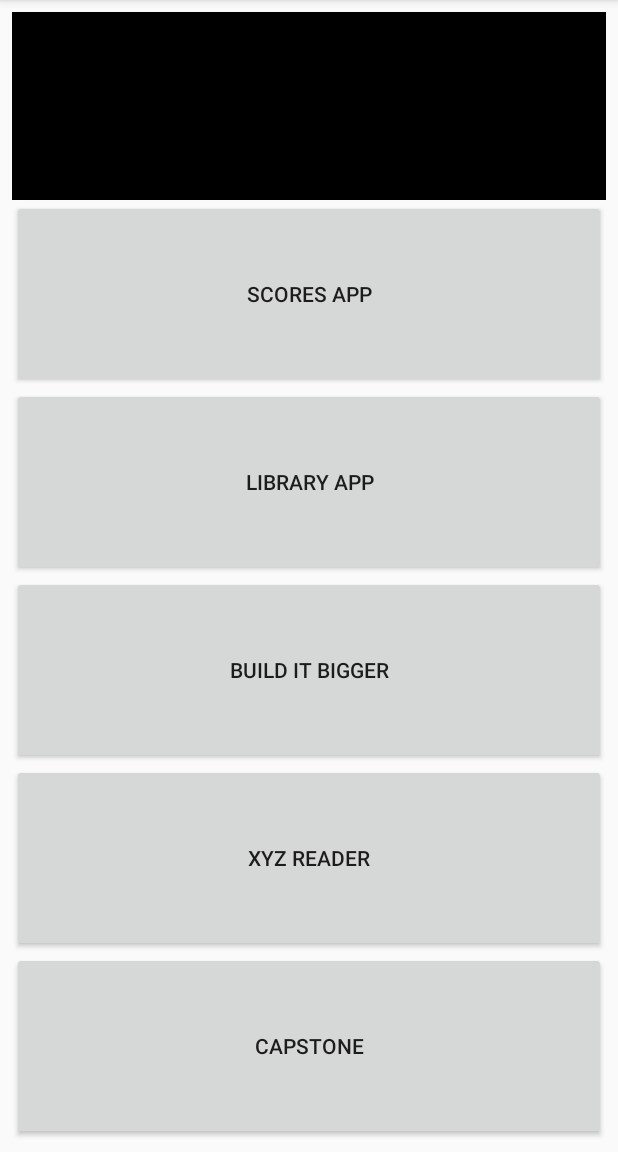
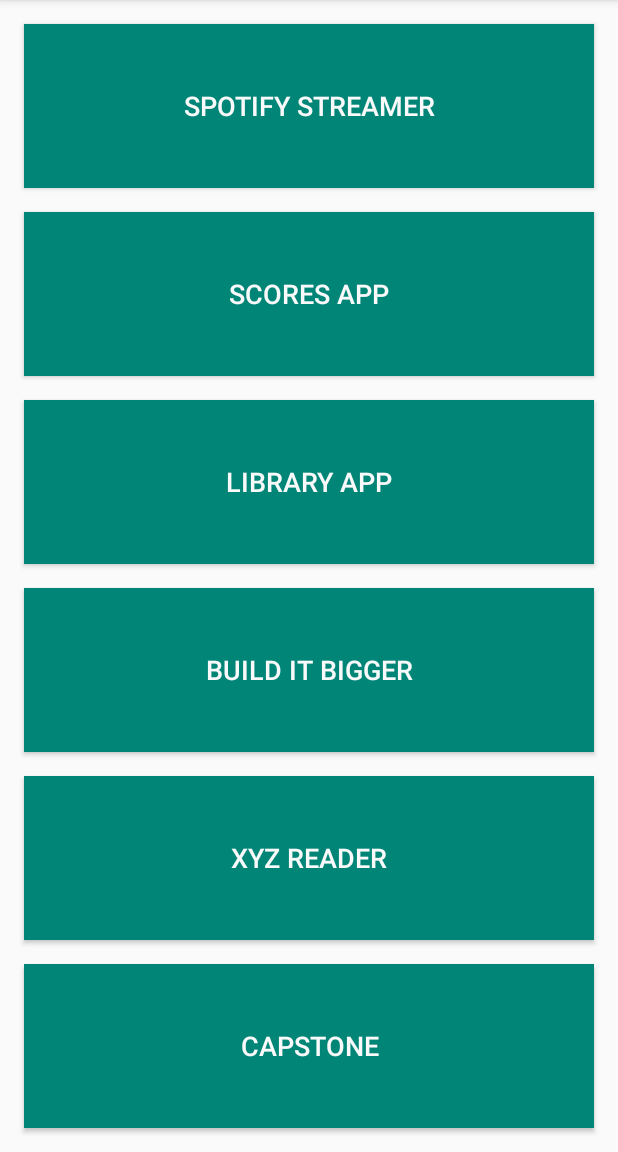
Before and after one commit to MithunArunan/PortfolioApp, an Android app: the screen it shows after launch (MainActivity), on a phone screen of 412 x 824 dp, the part 84-1236 px from its top. Run offline under Robolectric (Android 15) with nearby library versions, the phone set to English and light mode, and no system bars.

Commit message:
added design changes

```diff
--- a/app/src/main/res/layout/activity_main.xml
+++ b/app/src/main/res/layout/activity_main.xml
@@ -9,16 +9,19 @@
     android:paddingTop="@dimen/activity_vertical_margin"
     android:orientation="vertical"
     tools:context="com.craftybyte.portfolioapp.MainActivity">
-
+//Add button styling parameters like font size, font color, background color, on press style..
     <Button
         android:id="@+id/appButtonID1"
         android:layout_height="wrap_content"
         android:layout_width="match_parent"
         android:text="@string/appButtonName1"
         android:textAllCaps="true"
-        android:textAlignment="center"
         android:layout_weight="1"
-        android:background="@color/abc_primary_text_disable_only_material_light"
+        android:background="@color/accent_material_light"
+        android:textColor="@color/background_material_light"
+        android:textSize="@dimen/abc_text_size_medium_material"
+        style="?android:attr/positiveButtonText"
+        android:layout_margin="@dimen/activity_vertical_margin"
     />
     <Button
         android:id="@+id/appButtonID2"
@@ -27,6 +30,11 @@
         android:text="@string/appButtonName2"
         android:textAllCaps="true"
         android:layout_weight="1"
+        android:background="@color/accent_material_light"
+        android:textColor="@color/background_material_light"
+        android:textSize="@dimen/abc_text_size_medium_material"
+        style="?android:attr/positiveButtonText"
+        android:layout_margin="@dimen/activity_vertical_margin"
         />
 
     <Button
@@ -35,8 +43,12 @@
         android:layout_width="match_parent"
         android:text="@string/appButtonName3"
         android:textAllCaps="true"
-        android:textAlignment="center"
         android:layout_weight="1"
+        android:background="@color/accent_material_light"
+        android:textColor="@color/background_material_light"
+        android:textSize="@dimen/abc_text_size_medium_material"
+        style="?android:attr/positiveButtonText"
+        android:layout_margin="@dimen/activity_vertical_margin"
         />
     <Button
         android:id="@+id/appButtonID4"
@@ -44,8 +56,12 @@
         android:layout_width="match_parent"
         android:text="@string/appButtonName4"
         android:textAllCaps="true"
-        android:textAlignment="center"
         android:layout_weight="1"
+        android:background="@color/accent_material_light"
+        android:textColor="@color/background_material_light"
+        android:textSize="@dimen/abc_text_size_medium_material"
+        style="?android:attr/positiveButtonText"
+        android:layout_margin="@dimen/activity_vertical_margin"
         />
     <Button
         android:id="@+id/appButtonID5"
@@ -53,8 +69,12 @@
         android:layout_width="match_parent"
         android:text="@string/appButtonName5"
         android:textAllCaps="true"
-        android:textAlignment="center"
         android:layout_weight="1"
+        android:background="@color/accent_material_light"
+        android:textColor="@color/background_material_light"
+        android:textSize="@dimen/abc_text_size_medium_material"
+        style="?android:attr/positiveButtonText"
+        android:layout_margin="@dimen/activity_vertical_margin"
         />
     <Button
         android:id="@+id/appButtonID6"
@@ -62,8 +82,11 @@
         android:layout_width="match_parent"
         android:text="@string/appButtonName6"
         android:textAllCaps="true"
-        android:textAlignment="center"
         android:layout_weight="1"
+        android:background="@color/accent_material_light"
+        android:textColor="@color/background_material_light"
+        android:textSize="@dimen/abc_text_size_medium_material"
+        style="?android:attr/positiveButtonText"
+        android:layout_margin="@dimen/activity_vertical_margin"
         />
-
 </LinearLayout>
```
